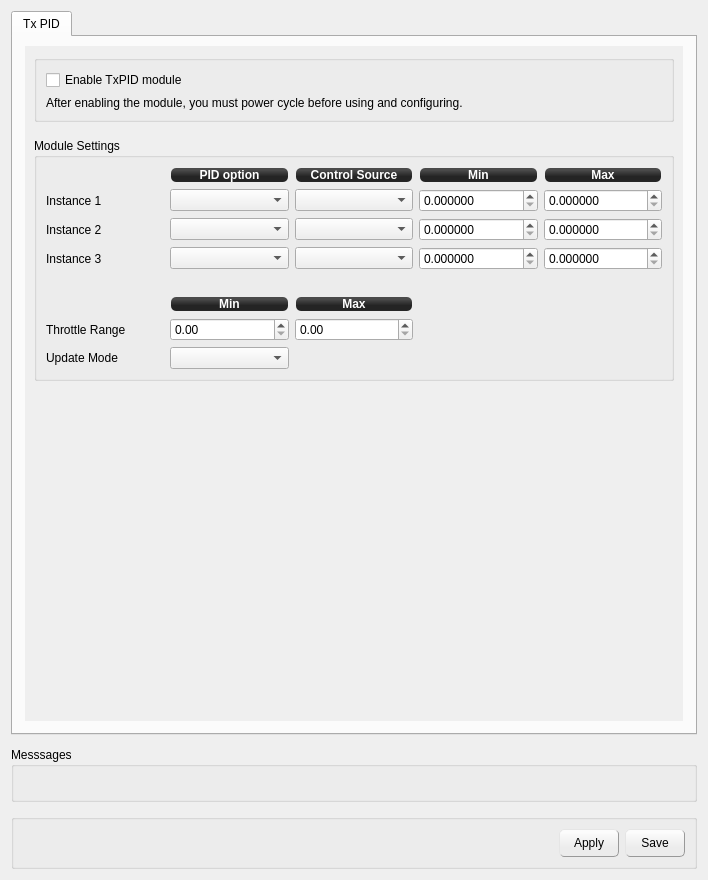
The window that ground/openpilotgcs/src/plugins/config/txpid.ui (openpilot/OpenPilot) describes before a commit, drawn with Qt 5.
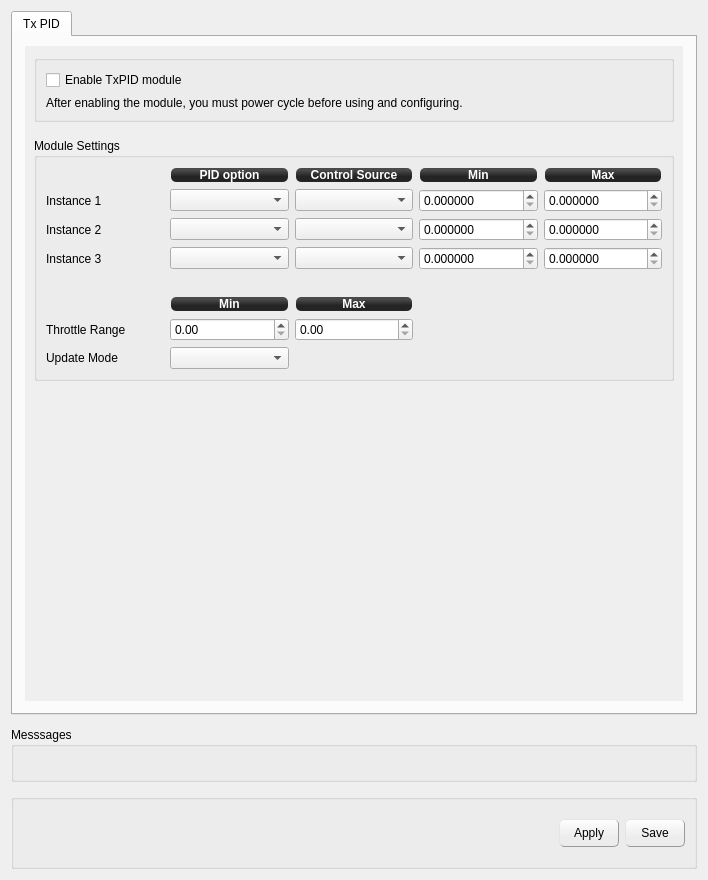
The same window after the commit.

The edit to the form file:
```diff
--- a/ground/openpilotgcs/src/plugins/config/txpid.ui
+++ b/ground/openpilotgcs/src/plugins/config/txpid.ui
@@ -50,7 +50,7 @@
             <x>0</x>
             <y>0</y>
             <width>654</width>
-            <height>671</height>
+            <height>659</height>
            </rect>
           </property>
           <layout class="QVBoxLayout" name="verticalLayout_2">
@@ -583,6 +583,12 @@
        <verstretch>0</verstretch>
       </sizepolicy>
      </property>
+     <property name="minimumSize">
+      <size>
+       <width>0</width>
+       <height>75</height>
+      </size>
+     </property>
      <property name="maximumSize">
       <size>
        <width>16777215</width>
```
